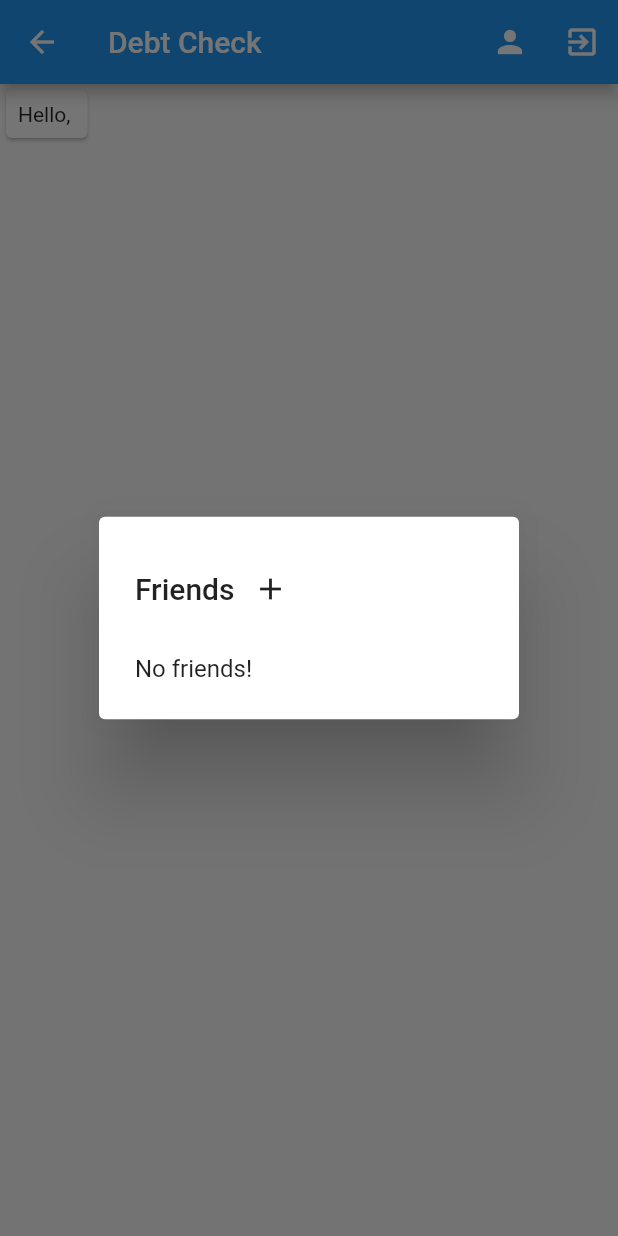
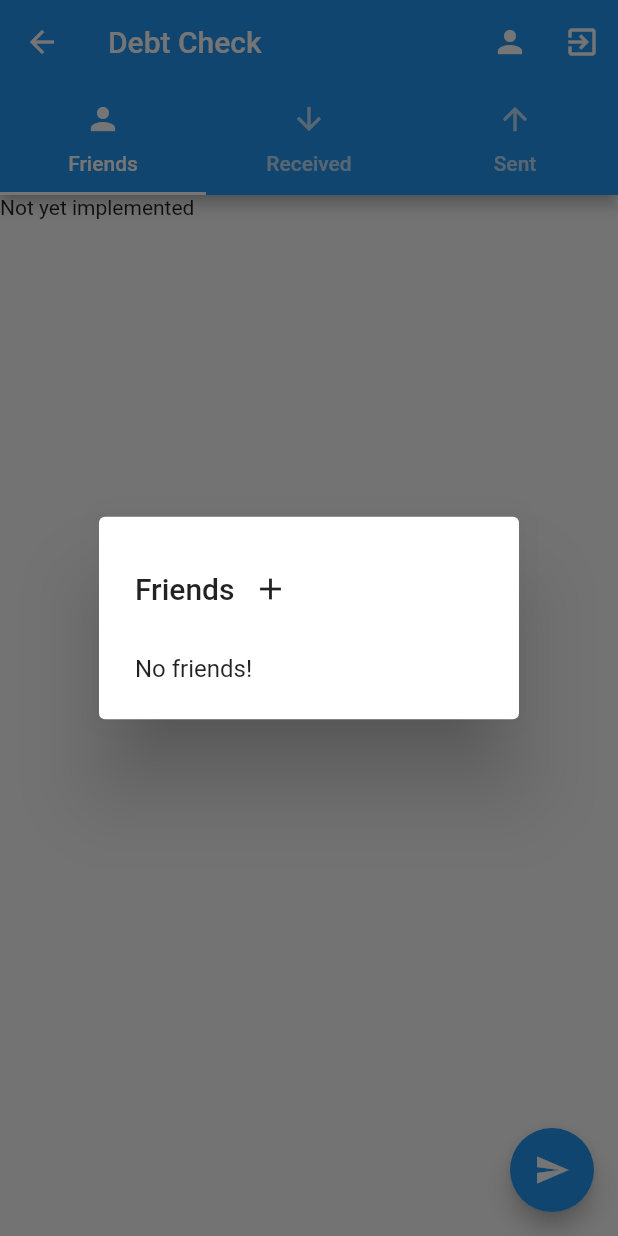
Before and after one commit to RedTech64/Debt-Check, a Flutter app: the MyHomePage screen opened directly, after a tap on the "person" icon, on a phone screen of 412 x 824 dp. Run offline on Flutter 3.47's test engine with Material 2 defaults, Android fonts, the phone set to English and light mode, and no system bars; our stand-ins replace cloud_firestore, firebase_auth; accounts and stored records are empty.

Commit message:
Make home screen a tab view

```diff
--- a/lib/friends_dialog.dart
+++ b/lib/friends_dialog.dart
@@ -1,9 +1,9 @@
-import 'package:cloud_firestore/cloud_firestore.dart' as prefix0;
+import 'package:cloud_firestore/cloud_firestore.dart';
 import 'package:debt_check/user_data_container.dart';
 import 'package:debt_check/user_search_delegate.dart';
 import 'package:flutter/material.dart';
 import 'dart:async';
-import 'package:cloud_firestore/cloud_firestore.dart';
+import 'home.dart';
 
 class FriendsDialog extends StatefulWidget {
   String uid;
--- a/lib/home.dart
+++ b/lib/home.dart
@@ -1,6 +1,7 @@
 import 'dart:async';
 
 import 'package:cloud_firestore/cloud_firestore.dart';
+import 'package:debt_check/check_create_dialog.dart';
 import 'package:debt_check/friends_dialog.dart';
 import 'package:debt_check/user_data_container.dart';
 import 'package:flutter/material.dart';
@@ -18,6 +19,7 @@ class MyHomePage extends StatefulWidget {
 }
 
 class _MyHomePageState extends State<MyHomePage> {
+  List<CheckData> checks = [];
 
   @override
   Widget build(BuildContext context) {
@@ -27,9 +29,24 @@ class _MyHomePageState extends State<MyHomePage> {
       builder: (context, snapshot) {
         if(snapshot.connectionState == ConnectionState.waiting || snapshot.data == null)
           return new Container();
-        return Scaffold(
+        return StreamBuilder<QuerySnapshot>(
+          stream: Firestore.instance.collection('checks').where('involved', arrayContains: snapshot.data['uid']).snapshots(),
+          builder: (context, checksSnapshot) {
+            if(checksSnapshot.connectionState != ConnectionState.waiting) {
+              checks = checksSnapshot.data.documents.map((doc) => new CheckData.fromDoc(doc)).toList();
+            }
+            return new DefaultTabController(
+              length: 3,
+              child: Scaffold(
                 appBar: AppBar(
                   title: Text("Debt Check"),
+                  bottom: new TabBar(
+                    tabs: <Widget>[
+                      Tab(icon: new Icon(Icons.person), text: 'Friends',),
+                      Tab(icon: new Icon(Icons.arrow_downward), text: 'Received',),
+                      Tab(icon: new Icon(Icons.arrow_upward), text: 'Sent',),
+                    ],
+                  ),
                   actions: <Widget>[
                     new IconButton(
                       icon: new Icon(Icons.person),
@@ -37,20 +54,31 @@ class _MyHomePageState extends State<MyHomePage> {
                     ),
                     new IconButton(icon: new Icon(Icons.exit_to_app), onPressed: () {_auth.signOut(); container.updateUserInfo(uid: null); Navigator.pushNamed(context, '/');}),],
                 ),
-          body: Column(
+                body: TabBarView(
                   children: <Widget>[
-              new Card(
-                child: new Column(
-                  children: <Widget>[
-                    Container(
-                      padding: EdgeInsets.all(8),
-                      child: new Text("Hello, "),
+                    new Text('Not yet implemented'),
+                    new ListView.builder(
+                      itemCount: checks.where((check) {return (check.debitorUID == snapshot.data['uid']);}).length,
+                      itemBuilder: (context, index) {
+                        List<CheckData> shown = checks.where((check) {return (check.debitorUID == snapshot.data['uid']);}).toList();
+                        return new CheckCard(shown[index]);
+                      },
+                    ),
+                    new ListView.builder(
+                      itemCount: checks.where((check) {return (check.creditorUID == snapshot.data['uid']);}).toList().length,
+                      itemBuilder: (context, index) {
+                        List<CheckData> shown = checks.where((check) {return (check.creditorUID == snapshot.data['uid']);}).toList();
+                        return new CheckCard(shown[index]);
+                      },
                     ),
                   ],
                 ),
+                floatingActionButton: new FloatingActionButton(
+                  child: new Icon(Icons.send),
                 ),
-              ],
-            )
+              ),
+            );
+          }
         );
       }
     );
@@ -66,3 +94,50 @@ class _MyHomePageState extends State<MyHomePage> {
     );
   }
 }
+
+class CheckCard extends StatelessWidget {
+  final CheckData checkData;
+
+  CheckCard(this.checkData);
+
+  @override
+  Widget build(BuildContext context) {
+    var container = StateContainer.of(context);
+    return new Card(
+      child: new Column(
+        children: <Widget>[
+          if(checkData.creditorUID == container.user.uid)
+            new Text('${checkData.debitorName} owes you ${checkData.amount} for ${checkData.description}'),
+          if(checkData.debitorName == container.user.uid)
+            new Text('You owe ${checkData.creditorName}, ${checkData.amount} for ${checkData.description}'),
+        ],
+      ),
+    );
+  }
+}
+
+class CheckData {
+  String description;
+  double amount;
+  String creditorUID;
+  String debitorUID;
+  String creditorName;
+  String debitorName;
+  DateTime date;
+
+  CheckData(this.description,this.amount,this.creditorUID,this.debitorUID,this.creditorName,this.debitorName,this.date);
+
+  factory CheckData.fromDoc(DocumentSnapshot doc) {
+    return new CheckData(doc.data['description'], doc.data['amount'], doc.data['creditorUID'], doc.data['debitorUID'], doc.data['creditorName'], doc.data['debitorName'], doc.data['date'].toDate());
+  }
+}
+
+class UserData {
+  String firstName;
+  String lastName;
+  String fullName;
+  String username;
+  String uid;
+
+  UserData({this.firstName,this.lastName,this.fullName,this.username,this.uid});
+}
--- a/lib/main.dart
+++ b/lib/main.dart
@@ -23,7 +23,7 @@ class MyApp extends StatelessWidget {
     else
       uid = _user.uid;
     return new StateContainer(
-      user: new UserData(uid),
+      user: new UserData(uid: uid),
       child: new Builder(
         builder: (BuildContext context) {
           return MaterialApp(
--- a/lib/user_data_container.dart
+++ b/lib/user_data_container.dart
@@ -1,10 +1,5 @@
 import 'package:flutter/material.dart';
-
-class UserData {
-  String uid;
-
-  UserData(this.uid);
-}
+import 'home.dart';
 
 class StateContainer extends StatefulWidget {
   final Widget child;
@@ -31,7 +26,7 @@ class StateContainerState extends State<StateContainer> {
 
   void updateUserInfo({uid}) {
     if (user == null) {
-      user = new UserData(uid);
+      user = new UserData(uid: uid);
       setState(() {
         user = user;
       });
```
Also changed, not shown: lib/friend_card.dart (added, +14 -0 lines). Lines whose indentation alone changed are shown as unchanged.
